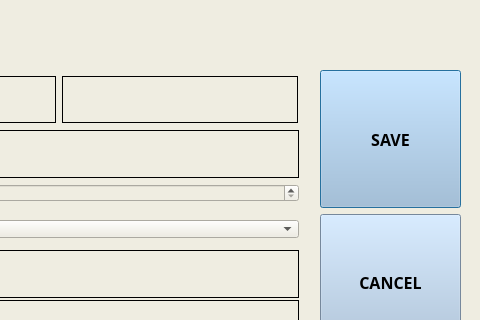
This is data_save.ui in AlgoChad/Shit as Qt 5 draws it before an edit; both pictures show x 320 to 800 and y 0 to 320 of the 800 by 419 pixel window. The edited form follows.
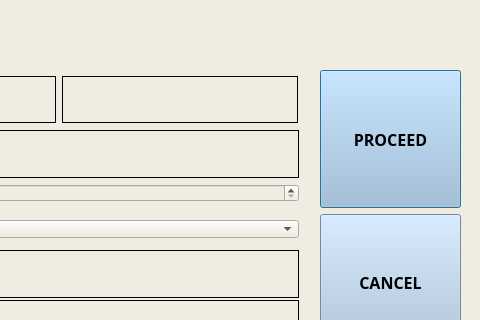
This is the edited form.

The edit to the form file:
```diff
--- a/data_save.ui
+++ b/data_save.ui
@@ -118,7 +118,7 @@
        <string notr="true">background-color: rgb(165, 191, 218);</string>
       </property>
       <property name="text">
-       <string>SAVE</string>
+       <string>PROCEED</string>
       </property>
      </widget>
     </item>
```
